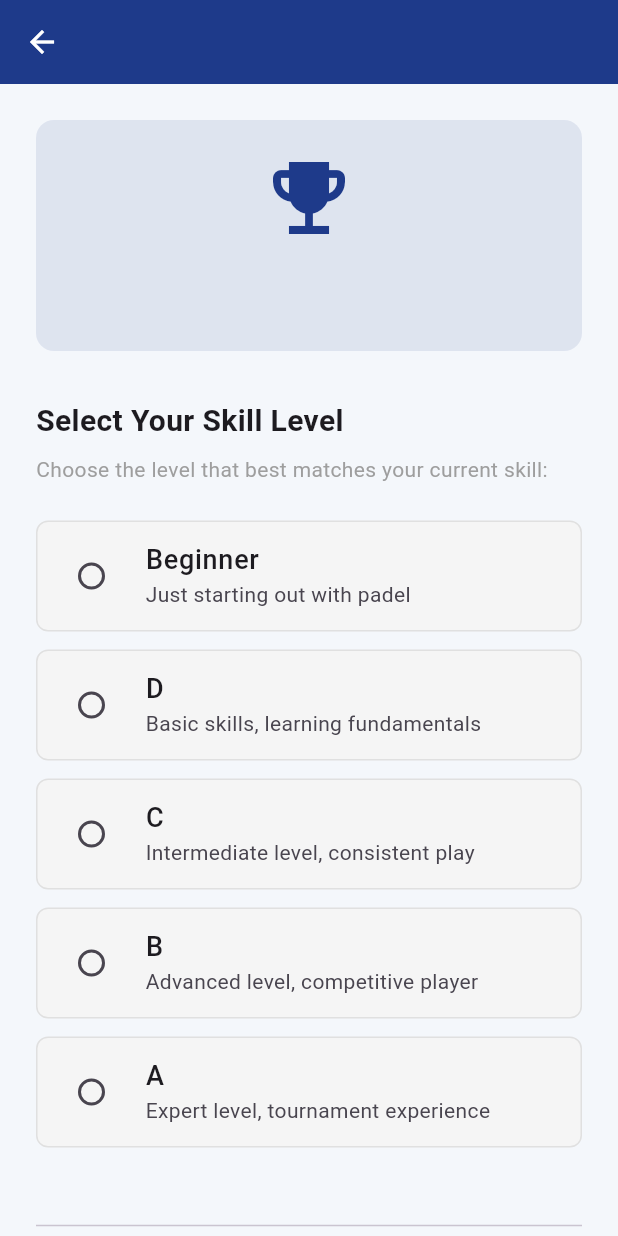
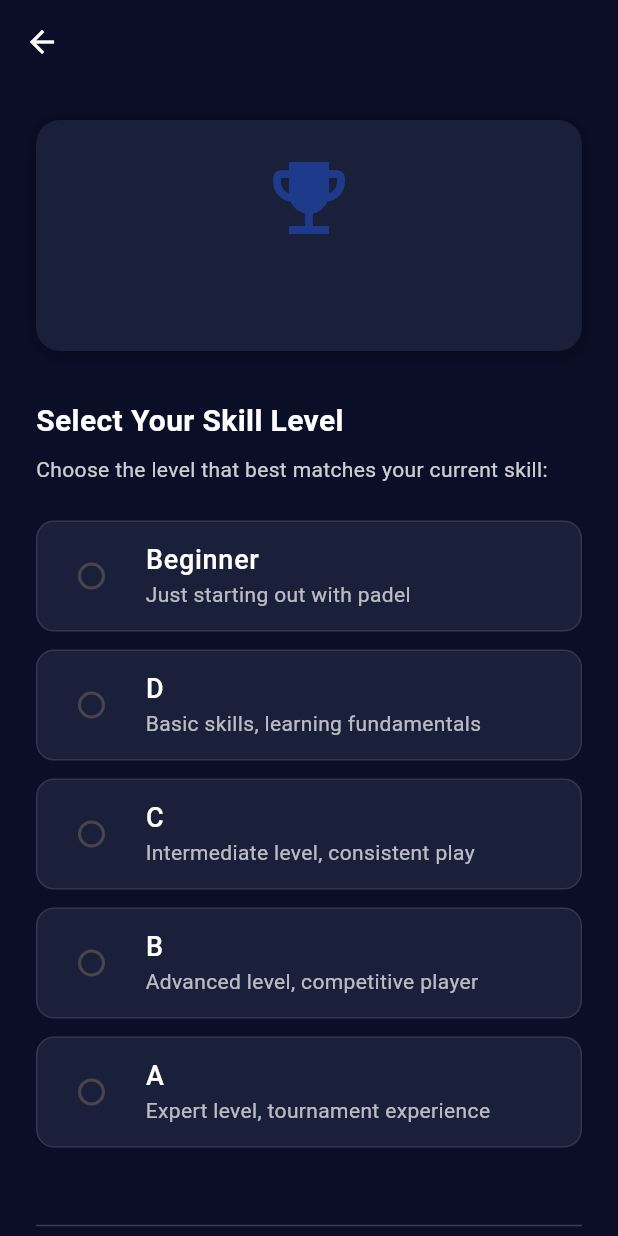
Before and after one commit to mhanytalaat/padel_booking, a Flutter app: the TournamentJoinScreen screen opened directly with empty values, on a phone screen of 412 x 824 dp. Run offline on Flutter 3.47's test engine with Material 3 defaults, Android fonts, the phone set to English and light mode, and no system bars; our stand-ins replace cloud_firestore, firebase_auth, firebase_core, firebase_messaging, fl_chart, google_sign_in and 3 more; accounts and stored records are empty.

Commit message:
Update booking: add Private/Group options, change Blocked to Booked, hide coach name, use padel_court.jpg background, create booking page, update tournament themes

```diff
--- a/lib/screens/tournament_join_screen.dart
+++ b/lib/screens/tournament_join_screen.dart
@@ -310,9 +310,11 @@ class _TournamentJoinScreenState extends State<TournamentJoinScreen> {
   @override
   Widget build(BuildContext context) {
     return Scaffold(
+      backgroundColor: const Color(0xFF0A0E27),
       appBar: AppBar(
         title: Text(widget.tournamentName),
-        backgroundColor: const Color(0xFF1E3A8A),
+        backgroundColor: const Color(0xFF0A0E27),
+        elevation: 0,
         foregroundColor: Colors.white,
       ),
       body: SingleChildScrollView(
@@ -323,8 +325,15 @@ class _TournamentJoinScreenState extends State<TournamentJoinScreen> {
             Container(
               padding: const EdgeInsets.all(20),
               decoration: BoxDecoration(
-                color: const Color(0xFF1E3A8A).withOpacity(0.1),
-                borderRadius: BorderRadius.circular(12),
+                color: const Color(0xFF1A1F3A),
+                borderRadius: BorderRadius.circular(16),
+                boxShadow: [
+                  BoxShadow(
+                    color: Colors.black.withOpacity(0.3),
+                    blurRadius: 10,
+                    offset: const Offset(0, 2),
+                  ),
+                ],
               ),
               child: Column(
                 children: [
@@ -371,6 +380,7 @@ class _TournamentJoinScreenState extends State<TournamentJoinScreen> {
                     style: const TextStyle(
                       fontSize: 24,
                       fontWeight: FontWeight.bold,
+                      color: Colors.white,
                     ),
                     textAlign: TextAlign.center,
                   ),
@@ -383,26 +393,41 @@ class _TournamentJoinScreenState extends State<TournamentJoinScreen> {
               style: TextStyle(
                 fontSize: 20,
                 fontWeight: FontWeight.bold,
+                color: Colors.white,
               ),
             ),
             const SizedBox(height: 8),
-            const Text(
+            Text(
               'Choose the level that best matches your current skill:',
               style: TextStyle(
                 fontSize: 14,
-                color: Colors.grey,
+                color: Colors.white.withOpacity(0.8),
               ),
             ),
             const SizedBox(height: 24),
             ..._levels.map((level) {
               return Padding(
                 padding: const EdgeInsets.only(bottom: 12),
+                child: Container(
+                  decoration: BoxDecoration(
+                    color: _selectedLevel == level
+                        ? const Color(0xFF1E3A8A).withOpacity(0.2)
+                        : const Color(0xFF1A1F3A),
+                    borderRadius: BorderRadius.circular(12),
+                    border: Border.all(
+                      color: _selectedLevel == level
+                          ? const Color(0xFF3B82F6)
+                          : Colors.white.withOpacity(0.1),
+                      width: _selectedLevel == level ? 2 : 1,
+                    ),
+                  ),
                   child: RadioListTile<String>(
                     title: Text(
                       level,
                       style: const TextStyle(
                         fontSize: 18,
                         fontWeight: FontWeight.w500,
+                        color: Colors.white,
                       ),
                     ),
                     subtitle: _getLevelDescription(level),
@@ -413,18 +438,8 @@ class _TournamentJoinScreenState extends State<TournamentJoinScreen> {
                         _selectedLevel = value;
                       });
                     },
-                  activeColor: const Color(0xFF1E3A8A),
-                  tileColor: _selectedLevel == level
-                      ? const Color(0xFF1E3A8A).withOpacity(0.1)
-                      : Colors.grey[100],
-                  shape: RoundedRectangleBorder(
-                    borderRadius: BorderRadius.circular(8),
-                    side: BorderSide(
-                      color: _selectedLevel == level
-                          ? const Color(0xFF1E3A8A)
-                          : Colors.grey[300]!,
-                      width: _selectedLevel == level ? 2 : 1,
-                    ),
+                    activeColor: const Color(0xFF3B82F6),
+                    tileColor: Colors.transparent,
                   ),
                 ),
               );
@@ -432,21 +447,22 @@ class _TournamentJoinScreenState extends State<TournamentJoinScreen> {
             const SizedBox(height: 32),
 
             // Partner Selection Section
-            const Divider(),
+            Divider(color: Colors.white.withOpacity(0.2)),
             const SizedBox(height: 24),
             const Text(
               'Select Your Partner',
               style: TextStyle(
                 fontSize: 20,
                 fontWeight: FontWeight.bold,
+                color: Colors.white,
               ),
             ),
             const SizedBox(height: 8),
-            const Text(
+            Text(
               'Choose a partner from registered users or add a new one:',
               style: TextStyle(
                 fontSize: 14,
-                color: Colors.grey,
+                color: Colors.white.withOpacity(0.8),
               ),
             ),
             const SizedBox(height: 16),
@@ -674,15 +690,30 @@ class _TournamentJoinScreenState extends State<TournamentJoinScreen> {
   Widget? _getLevelDescription(String level) {
     switch (level) {
       case 'Beginner':
-        return const Text('Just starting out with padel');
+        return Text(
+          'Just starting out with padel',
+          style: TextStyle(color: Colors.white.withOpacity(0.7)),
+        );
       case 'D':
-        return const Text('Basic skills, learning fundamentals');
+        return Text(
+          'Basic skills, learning fundamentals',
+          style: TextStyle(color: Colors.white.withOpacity(0.7)),
+        );
       case 'C':
-        return const Text('Intermediate level, consistent play');
+        return Text(
+          'Intermediate level, consistent play',
+          style: TextStyle(color: Colors.white.withOpacity(0.7)),
+        );
       case 'B':
-        return const Text('Advanced level, competitive player');
+        return Text(
+          'Advanced level, competitive player',
+          style: TextStyle(color: Colors.white.withOpacity(0.7)),
+        );
       case 'A':
-        return const Text('Expert level, tournament experience');
+        return Text(
+          'Expert level, tournament experience',
+          style: TextStyle(color: Colors.white.withOpacity(0.7)),
+        );
       default:
         return null;
     }
```
Also changed, not shown: lib/screens/booking_page_screen.dart (added, +43 -0 lines), lib/screens/home_screen.dart (+86 -28 lines). Lines whose indentation alone changed are shown as unchanged.
